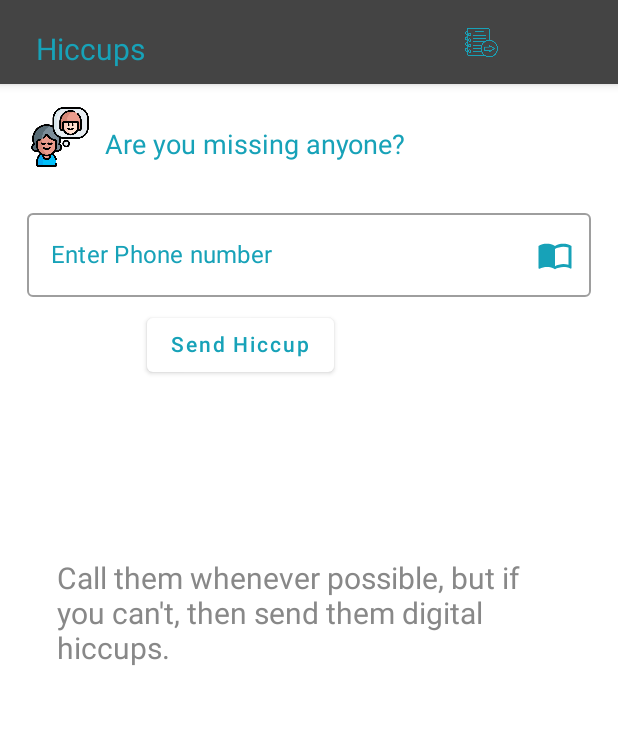
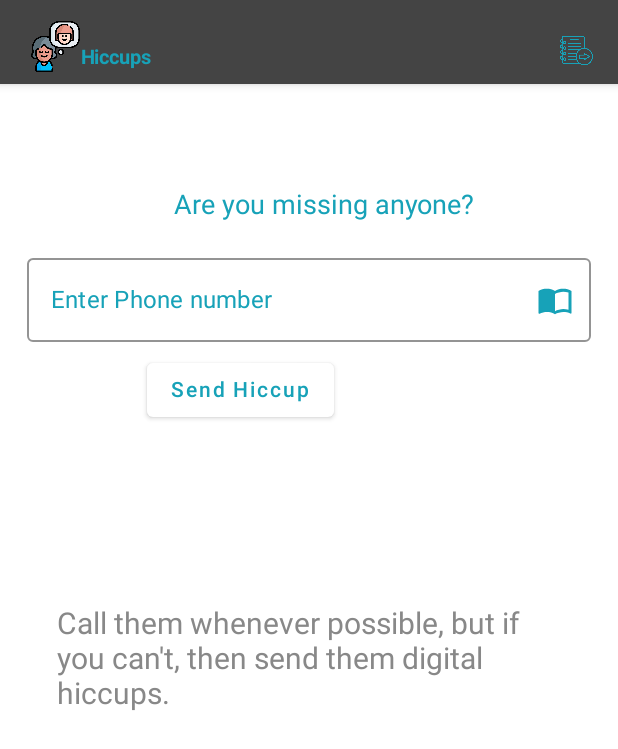
Before and after one commit to sanjushahgupta/hiccups-app, an Android app built with Jetpack Compose: the Home screen opened through its navigation route, on a phone screen of 412 x 824 dp. Shown: the top 749 px of the screen. Run offline under Robolectric (Android 15) with nearby library versions, the phone set to English and light mode, and no system bars; our stand-ins replace Firebase (no records; nobody signed in at launch, a user with empty details on screens opened directly).

Commit message:
Improving ui of home and received screen.

```diff
--- a/app/src/main/java/hicCups/p/forNotification/HiccupsDetails.kt
+++ b/app/src/main/java/hicCups/p/forNotification/HiccupsDetails.kt
@@ -3,5 +3,7 @@ package hicCups.p.forNotification
 class HiccupsDetails(
     val Sender : String,
     val Receiver : String,
-    val DateandTime : String
+    val DateandTime : String,
+    val SenderName: String,
+    val ReceiverName: String
 )
--- a/app/src/main/java/hicCups/p/navigation/navigationNavController.kt
+++ b/app/src/main/java/hicCups/p/navigation/navigationNavController.kt
@@ -36,11 +36,13 @@ fun navigationNavController() {
         }
 
         composable("otp/{phonenumber}/{verificationCode}/{token}/{name}") {
-            Otp(it.arguments?.getString("phonenumber").toString(),
+            Otp(
+                it.arguments?.getString("phonenumber").toString(),
                 it.arguments?.getString("verificationCode").toString(),
                 it.arguments?.getString("token").toString(),
                 it.arguments?.getString("name").toString(),
-                navController = navController)
+                navController = navController
+            )
             BackHandler() {
             }
         }
--- a/app/src/main/java/hicCups/p/screens/Home.kt
+++ b/app/src/main/java/hicCups/p/screens/Home.kt
@@ -27,6 +27,7 @@ import androidx.compose.ui.platform.LocalContext
 import androidx.compose.ui.platform.LocalFocusManager
 import androidx.compose.ui.res.colorResource
 import androidx.compose.ui.res.painterResource
+import androidx.compose.ui.text.font.FontWeight
 import androidx.compose.ui.tooling.preview.Preview
 import androidx.compose.ui.unit.dp
 import androidx.compose.ui.unit.sp
@@ -58,13 +59,28 @@ fun Home(navController: NavController) {
         ) {
 
             var expanded = remember { mutableStateOf(false) }
+
+            Image(
+                painter = painterResource(id = R.drawable.missing),
+                contentDescription = "hiccups image",
+                modifier = Modifier
+                    .size(50.dp)
+                    .padding(top = 5.dp, start = 16.dp)
+            )
             Text(
                 text = "Hiccups",
                 color = colorResource(id = R.color.LogiTint),
-                fontSize = 20.sp,
-                modifier = Modifier.padding(top = 10.dp, start = 20.dp)
+                fontWeight = FontWeight.Bold,
+                fontSize = 13.sp,
+                modifier = Modifier.padding(top = 20.dp)
             )
-            Spacer(modifier = Modifier.padding(start = 200.dp))
+
+            Row(
+                modifier = Modifier
+                    .fillMaxWidth()
+                    .padding(top = 10.dp),
+                horizontalArrangement = Arrangement.End
+            ) {
                 IconButton(onClick = { expanded.value = true }) {
                     if (expanded.value) {
                         navController.navigate("receivedetails")
@@ -81,36 +97,33 @@ fun Home(navController: NavController) {
                     )
                 }
             }
+        }
     }) {
         Box(
             modifier = Modifier
                 .fillMaxSize()
-                .background(Color.White)
+                .padding(top = 40.dp)
+                .background(Color.White),
+            Alignment.TopCenter
         ) {
-            Row(horizontalArrangement = Arrangement.Start, verticalAlignment = Alignment.Top) {
-                Image(
-                    painter = painterResource(id = R.drawable.missing),
-                    contentDescription = "hiccups image",
-                    modifier = Modifier
-                        .size(60.dp)
-                        .padding(top = 10.dp, start = 20.dp)
-                )
+
 
             Text(
                 "Are you missing anyone?",
                 fontSize = 18.sp,
-                    modifier = Modifier.padding(top = 30.dp, start = 10.dp),
+                modifier = Modifier.padding(top = 30.dp, start = 20.dp),
                 color = colorResource(id = R.color.LogiTint)
             )
-            }
+
+
+
             Column(
                 modifier = Modifier
-                    .clickable(
-                        MutableInteractionSource(),
+                    .clickable(MutableInteractionSource(),
                         indication = null,
                         onClick = { focus.clearFocus() })
                     .fillMaxSize()
-                    .padding(bottom = 18.dp, start = 18.dp, end = 18.dp, top = 70.dp),
+                    .padding(bottom = 18.dp, start = 18.dp, end = 18.dp, top = 60.dp),
                 verticalArrangement = Arrangement.Top,
                 horizontalAlignment = Alignment.CenterHorizontally
             ) {
@@ -118,8 +131,7 @@ fun Home(navController: NavController) {
 
                 Spacer(modifier = Modifier.padding(8.dp))
                 Column(
-                    verticalArrangement = Arrangement.Top,
-                    horizontalAlignment = Alignment.Start
+                    verticalArrangement = Arrangement.Top, horizontalAlignment = Alignment.Start
                 ) {
                     UIWithContact()
                 }
@@ -178,25 +190,22 @@ fun UIWithContact() {
         if (isGranted) {
             launchContactForResult.launch(contactIntent)
         } else {
-            Toast.makeText(context, "Permission Denied!", Toast.LENGTH_SHORT)
-                .show()
+            Toast.makeText(context, "Permission Denied!", Toast.LENGTH_SHORT).show()
         }
 
     }
 
-    OutlinedTextField(
-        value = phoneNumber.value,
+    OutlinedTextField(value = phoneNumber.value,
         onValueChange = { phoneNumber.value = it },
         trailingIcon = {
-            Icon(
-                painter = painterResource(id = R.drawable.ic_baseline_import_contacts_24),
-                contentDescription = "import contacts", tint = colorResource(id = R.color.LogiTint),
+            Icon(painter = painterResource(id = R.drawable.ic_baseline_import_contacts_24),
+                contentDescription = "import contacts",
+                tint = colorResource(id = R.color.LogiTint),
                 modifier = Modifier.clickable {
                     when (PackageManager.PERMISSION_GRANTED) {
                         //First time asking for permission ... to be granted by user
                         ContextCompat.checkSelfPermission(
-                            context,
-                            android.Manifest.permission.READ_CONTACTS
+                            context, android.Manifest.permission.READ_CONTACTS
                         ) -> {
                             launchContactForResult.launch(contactIntent)
                         }
@@ -205,14 +214,12 @@ fun UIWithContact() {
                             launchContactPermission.launch(android.Manifest.permission.READ_CONTACTS)
                         }
                     }
-                }
-            )
+                })
         },
-
+        colors = TextFieldDefaults.textFieldColors(cursorColor = Color.Black, backgroundColor = Color.White, focusedIndicatorColor = Color.LightGray),
         placeholder = {
             Text(
-                text = "Enter Phone number",
-                color = colorResource(id = R.color.LogiTint)
+                text = "Enter Phone number", color = colorResource(id = R.color.LogiTint)
             )
         },
         modifier = Modifier.fillMaxWidth()
@@ -226,7 +233,7 @@ fun UIWithContact() {
 
     Spacer(modifier = Modifier.padding(4.dp))
 
-    Box(contentAlignment = Alignment.Center) {
+    Row(modifier = Modifier.fillMaxWidth(), horizontalArrangement = Arrangement.SpaceBetween) {
         Button(
             onClick = {
                 send.value = true
@@ -246,9 +253,7 @@ fun UIWithContact() {
 
             if (phoneNumber.value == senderPhone) {
                 Toast.makeText(
-                    LocalContext.current,
-                    "You cannot send yourself hiccups.",
-                    Toast.LENGTH_SHORT
+                    LocalContext.current, "You cannot send yourself hiccups.", Toast.LENGTH_SHORT
                 ).show()
                 send.value = false
             } else {
--- a/app/src/main/java/hicCups/p/screens/ReceivedDetails.kt
+++ b/app/src/main/java/hicCups/p/screens/SenderHiccupsDetails.kt
@@ -10,12 +10,10 @@ import androidx.compose.ui.Alignment
 import androidx.compose.ui.Modifier
 import androidx.compose.ui.graphics.Color
 import androidx.compose.ui.res.colorResource
-import androidx.compose.ui.text.font.FontWeight
 import androidx.compose.ui.unit.dp
 import androidx.compose.ui.unit.sp
 import androidx.navigation.NavController
 import hicCups.p.R
-import hicCups.p.forNotification.HiccupsDetails
 import hicCups.p.hiccupsViewmodel.hiccupsViewmodel
 
 @Composable
@@ -29,7 +27,7 @@ var hiccupsViewmodel= hiccupsViewmodel()
             backgroundColor = Color.DarkGray
 
         ) {
-            Text(text = "Hiccups", fontSize = 18.sp, color =colorResource(id = R.color.LogiTint))
+            Text(text = "Hiccups", fontSize = 18.sp, modifier = Modifier.padding(start = 8.dp) ,color =colorResource(id = R.color.LogiTint))
 
         }
     }) {
@@ -46,3 +44,4 @@ var hiccupsViewmodel= hiccupsViewmodel()
         }
         }
 }
+//	+49 1575 8740660
--- a/app/src/main/java/hicCups/p/screens/SignUp.kt
+++ b/app/src/main/java/hicCups/p/screens/SignUp.kt
@@ -15,6 +15,8 @@ import androidx.compose.runtime.remember
 import androidx.compose.ui.Alignment
 import androidx.compose.ui.Modifier
 import androidx.compose.ui.graphics.Color
+import androidx.compose.ui.graphics.Color.Companion.Transparent
+import androidx.compose.ui.graphics.SolidColor
 import androidx.compose.ui.platform.LocalContext
 import androidx.compose.ui.platform.LocalFocusManager
 import androidx.compose.ui.res.colorResource
@@ -54,7 +56,7 @@ fun SignUp(navController: NavController) {
             Text(
                 text = "Hiccups",
                 modifier = Modifier.padding(start = 20.dp),
-                fontSize = 50.sp,
+                fontSize = 30.sp,
                 color = colorResource(id = R.color.LogiTint)
             )
 
@@ -76,7 +78,7 @@ fun SignUp(navController: NavController) {
 
             Card(
                 backgroundColor = Color.White, modifier = Modifier
-                    .padding(start = 20.dp, end = 20.dp, top = 30.dp)
+                    .padding(start = 20.dp, end = 20.dp, top = 40.dp)
                     .fillMaxWidth()
                     .fillMaxHeight(0.42f)
             ) {
@@ -95,7 +97,7 @@ fun SignUp(navController: NavController) {
                             )
                         }),
                         modifier = Modifier.wrapContentSize(),
-                        // colors = TextFieldDefaults.textFieldColors(cursorColor = Color.Black),
+                        colors = TextFieldDefaults.textFieldColors(cursorColor = Color.Black, backgroundColor = Color.White, focusedIndicatorColor = Color.LightGray),
                         singleLine = true,
                         keyboardOptions = KeyboardOptions(keyboardType = KeyboardType.Text),
 
@@ -114,6 +116,7 @@ fun SignUp(navController: NavController) {
                         }),
                         modifier = Modifier.wrapContentSize(),
                         singleLine = true,
+                        colors = TextFieldDefaults.textFieldColors(cursorColor = Color.Black, backgroundColor = Color.White, focusedIndicatorColor = Color.LightGray),
                         keyboardOptions = KeyboardOptions(keyboardType = KeyboardType.Text),
 
                         )
```
Also changed, not shown: app/src/main/java/hicCups/p/hiccupsViewmodel/hiccupsViewmodel.kt (+32 -15 lines), app/src/main/java/hicCups/p/screens/Otp.kt (+25 -22 lines), app/src/main/res/values/colors.xml (+4 -4 lines). Lines whose indentation alone changed are shown as unchanged.
